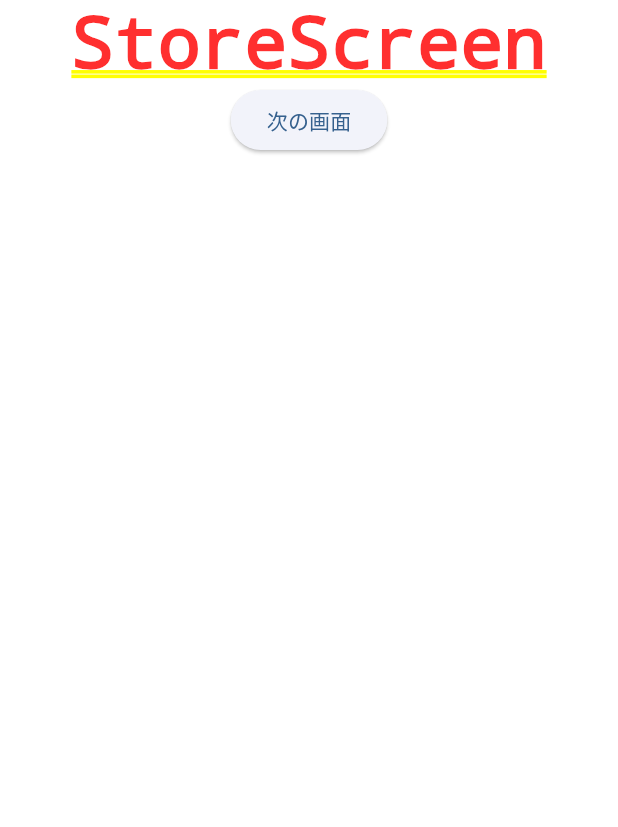
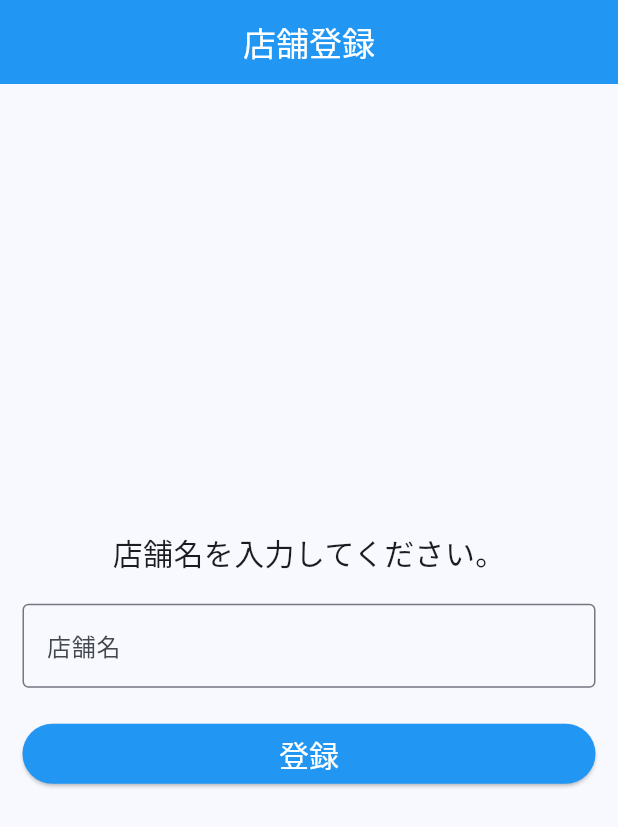
Before and after one commit to taimatu7/free_market_pos_flutter, a Flutter app: the screen it shows after launch, on a phone screen of 412 x 824 dp. Shown: the top 827 px of the screen. Run offline on Flutter 3.47's test engine with Material 3 defaults, Android fonts, the phone set to English and light mode, and no system bars.

Commit message:
update: 店舗登録画面のレイアウトを追加する

```diff
--- /dev/null
+++ b/lib/presentation/constants/constants.dart
@@ -0,0 +1,11 @@
+// 共通
+import 'package:flutter/material.dart';
+
+const screenPaddingSize = 15.0;
+const titleColor = Colors.white;
+const appBarColor = Colors.blue;
+const bottonTextColor = Colors.white;
+
+// 店舗登録画面
+const inputLabelFontSizeStore = 20.0;
+const buttonFontSizeStore = 20.0;
--- a/lib/presentation/registration/store/view/store_screen.dart
+++ b/lib/presentation/registration/store/view/store_screen.dart
@@ -1,4 +1,5 @@
 import 'package:flutter/material.dart';
+import 'package:free_market_pos_flutter/presentation/constants/constants.dart';
 import 'package:free_market_pos_flutter/presentation/sale/sale/view/sale_screen.dart';
 
 class StoreScreen extends StatefulWidget {
@@ -10,20 +11,54 @@ class StoreScreen extends StatefulWidget {
 class _StoreScreenState extends State<StoreScreen> {
   @override
   Widget build(BuildContext context) {
-    return Container(
-      color: Colors.white,
-      child: Center(
+    return Scaffold(
+      appBar: AppBar(
+        backgroundColor: appBarColor,
+        title: const Text("店舗登録", style: TextStyle(color: titleColor)),
+        centerTitle: true,
+        automaticallyImplyLeading: false,
+      ),
+      body: Center(
+        child: Padding(
+          padding: const EdgeInsets.all(screenPaddingSize),
           child: Column(
+            mainAxisAlignment: MainAxisAlignment.center,
             children: [
-            const Text("StoreScreen"),
-            ElevatedButton(
+              const Text("店舗名を入力してください。",
+                  style: TextStyle(fontSize: inputLabelFontSizeStore)),
+              const SizedBox(
+                height: 20,
+              ),
+              const TextField(
+                decoration: InputDecoration(
+                  border: OutlineInputBorder(),
+                  labelText: '店舗名',
+                ),
+              ),
+              const SizedBox(
+                height: 20,
+              ),
+              SizedBox(
+                width: double.infinity,
+                child: ElevatedButton(
+                  style: ButtonStyle(
+                    backgroundColor:
+                        MaterialStateProperty.all<Color>(Colors.blue),
+                  ),
                   onPressed: () {
-                  Navigator.push(context, MaterialPageRoute(builder: (context) {
+                    Navigator.push(context,
+                        MaterialPageRoute(builder: (context) {
                       return const SaleScreen();
                     }));
                   },
-                child: const Text("次の画面"))
+                  child: const Text("登録",
+                      style: TextStyle(
+                          color: bottonTextColor,
+                          fontSize: buttonFontSizeStore)),
+                ),
+              )
             ],
+          ),
         ),
       ),
     );
```
Lines whose indentation alone changed are shown as unchanged.
